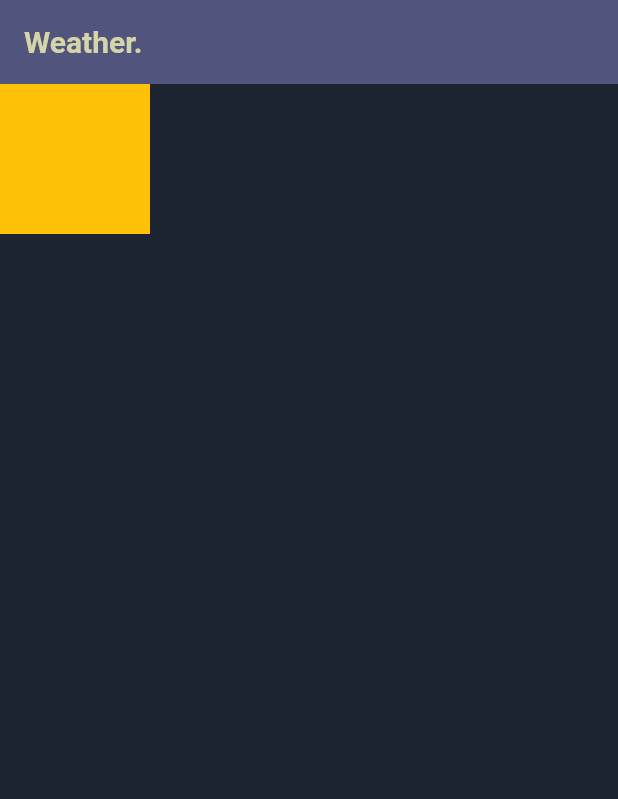
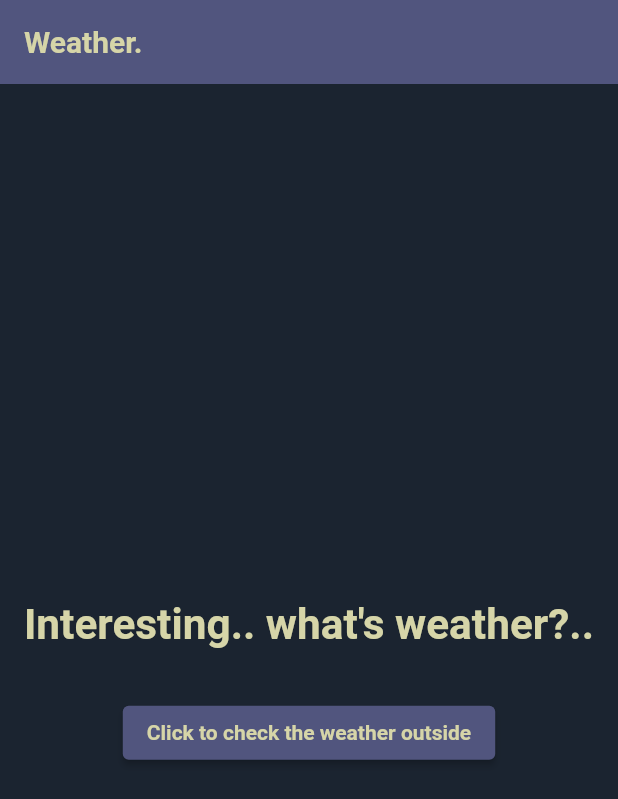
Before and after one commit to Salenhard/MobileApplication, a Flutter app: the WeatherPage screen opened directly, on a phone screen of 412 x 824 dp. Shown: the top 799 px of the screen. Run offline on Flutter 3.47's test engine with Material 2 defaults, Android fonts, the phone set to English and light mode, and no system bars; our stand-ins replace sqflite; accounts and stored records are empty.

Commit message:
Completed - B 1.0

```diff
--- a/lib/frontend/weather_page.dart
+++ b/lib/frontend/weather_page.dart
@@ -1,31 +1,149 @@
 import 'package:flutter/material.dart';
 import 'package:untitled4/Other/extensions.dart';
+import 'package:untitled4/backend/weather/weather.dart';
 
 class WeatherPage extends StatefulWidget {
   const WeatherPage({Key? key}) : super(key: key);
 
   @override
-  // ignore: library_private_types_in_public_api
-  _WeatherPageState createState() => _WeatherPageState();
+  State<WeatherPage> createState() => _WeatherPageState();
 }
 
-class _WeatherPageState extends State<WeatherPage> {
+class _WeatherPageState extends State<WeatherPage>
+    with TickerProviderStateMixin {
+  var _isLoading = false;
+  String? _weather;
+  dynamic _error;
+  final apiKey = "580ff41b3ddf7ac053c01eec94985f50";
+
+  late AnimationController _scaleAnimationController;
+  late Animation<double> _scaleAnimation;
+
+  final _containerMargin =
+      const EdgeInsets.symmetric(horizontal: 16, vertical: 32);
+
+  @override
+  void initState() {
+    super.initState();
+    _scaleAnimationController =
+        AnimationController(vsync: this, duration: const Duration(seconds: 3));
+    _scaleAnimation = CurvedAnimation(
+        parent: _scaleAnimationController, curve: Curves.easeIn);
+
+    _scaleAnimationController.repeat(reverse: true);
+  }
+
+  @override
+  void dispose() {
+    _scaleAnimationController.dispose();
+    super.dispose();
+  }
+
+  void _examineWeather() async {
+    if (_isLoading) {
+      return;
+    }
+
+    setState(() {
+      _isLoading = true;
+      _error = _weather = null;
+    });
+
+    void onError(Object e) {
+      setState(() {
+        _isLoading = false;
+        _error = e;
+        _weather = null;
+      });
+    }
+
+    try {
+      _weather = await Weather.weather(onError: onError);
+
+      setState(() {
+        _isLoading = false;
+      });
+    } catch (e) {
+      onError(e);
+
+      setState(() {
+        ScaffoldMessenger.of(context)
+            .showSnackBar(Extensions.getSnackBar(e.toString()));
+      });
+    }
+  }
+
+  Widget get _responce {
+    const noWeather = "All is fine, just info is empty";
+
+    if (_isLoading) {
+      return ScaleTransition(
+        scale: _scaleAnimation,
+        child: Container(
+          margin: _containerMargin,
+          child: const FittedBox(
+            child: Text(
+              "Check out the weather...",
+              style: Extensions.textStyleMainField1,
+              textScaleFactor: 5,
+            ),
+          ),
+        ),
+      );
+    } else if ((_error != null) || (_weather != null && _weather!.isEmpty)) {
+      return Container(
+        margin: _containerMargin,
+        child: FittedBox(
+          child: Text(
+            "Ops! Something gone wrong...\nError: ${_error ?? noWeather}",
+            style: Extensions.textStyleMainField1,
+            textScaleFactor: 5,
+          ),
+        ),
+      );
+    } else if (_weather != null) {
+      return Container(
+        margin: _containerMargin,
+        child: FittedBox(
+          child: Text(
+            _weather!,
+            style: Extensions.textStyleMainField1,
+            textScaleFactor: 5,
+          ),
+        ),
+      );
+    }
+
+    return Container(
+      margin: _containerMargin,
+      child: const FittedBox(
+        child: Text(
+          "Interesting.. what's weather?..",
+          style: Extensions.textStyleMainField1,
+          textScaleFactor: 5,
+        ),
+      ),
+    );
+  }
+
   @override
   Widget build(BuildContext context) {
     return Scaffold(
         appBar: Extensions.getAppBarUsual1("Weather."),
         backgroundColor: Extensions.colorDark,
         body: Column(
-        mainAxisAlignment: MainAxisAlignment.spaceBetween,
+          mainAxisAlignment: MainAxisAlignment.center,
           mainAxisSize: MainAxisSize.max,
           children: [
-          Container(
-            width: 100,
-            height: 100,
-            color: Colors.amber,
-          )
+            _responce,
+            ElevatedButton(
+                style: Extensions.buttonElevatedStyleUsual1,
+                onPressed: _examineWeather,
+                child: const Text(
+                  "Click to check the weather outside",
+                  style: Extensions.textStyleMainField1,
+                ))
           ],
-      ),
-    );
+        ));
   }
 }
```
Lines whose indentation alone changed are shown as unchanged.
